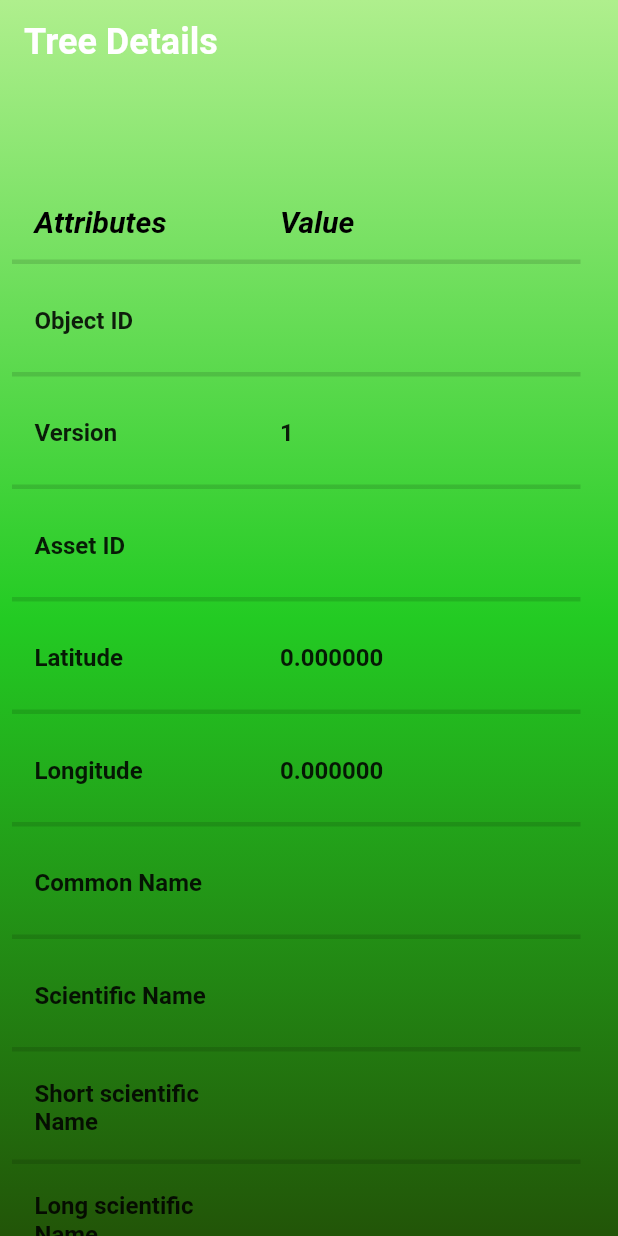
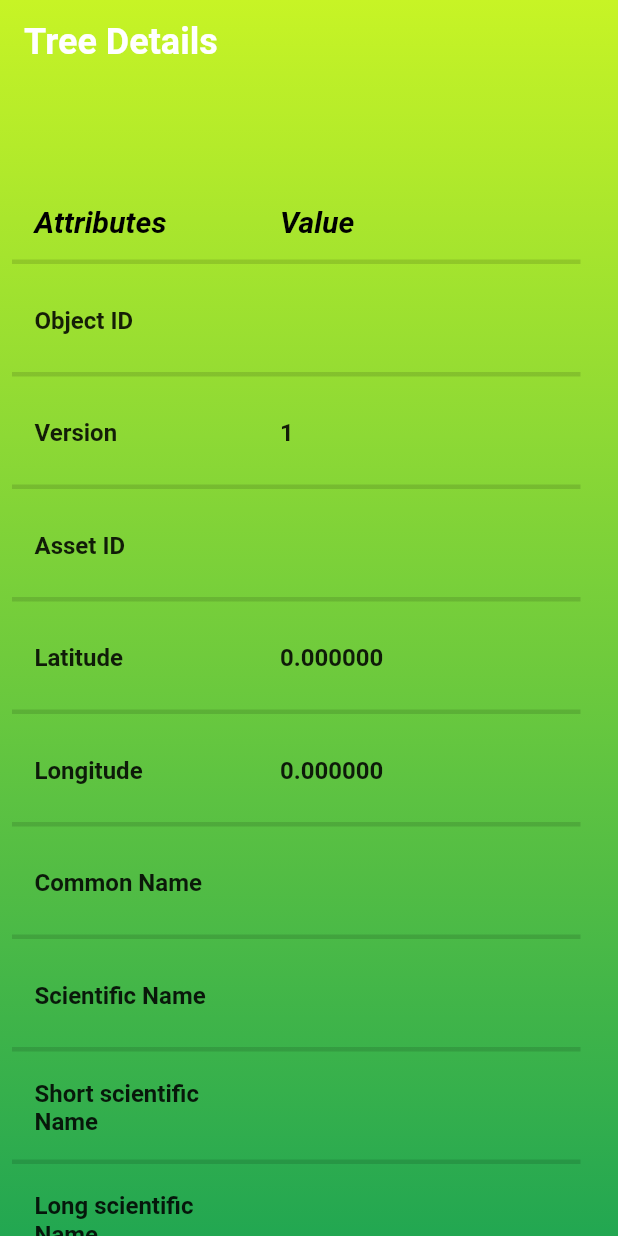
Before and after one commit to billzhao1030/Urban-Forest, a Flutter app: the TreeDetail screen opened directly with empty values, on a phone screen of 412 x 824 dp. Run offline on Flutter 3.47's test engine with Material 2 defaults, Android fonts, the phone set to English and light mode, and no system bars; our stand-ins replace animated_splash_screen, camera, cloud_firestore, firebase_auth, firebase_core, flutter_settings_screens and 8 more; accounts and stored records are empty.

Commit message:
color array final

```diff
--- a/lib/reusable_widgets/reusable_methods.dart
+++ b/lib/reusable_widgets/reusable_methods.dart
@@ -13,16 +13,16 @@ void showHint(BuildContext context, String message, {bool verify = false, double
 
 // background for most of screen
 Container backgroundDecoration(BuildContext context, Widget? child, {bool? dismiss = true}) {
+  List<Color> colorArray = [];
+  for (var i=0; i<18; i++) {
+    colorArray.add(hexStringToColor(backgroundColorArray[i]));
+  }
   return Container(
     width: MediaQuery.of(context).size.width,
     height: MediaQuery.of(context).size.height,
     decoration: BoxDecoration(
       gradient: LinearGradient(
-        colors: [
-          hexStringToColor(backgroundColorArray[0]),
-          hexStringToColor(backgroundColorArray[1]),
-          hexStringToColor(backgroundColorArray[2]),
-        ],
+        colors: colorArray,
         begin: Alignment.topCenter,
         end: Alignment.bottomCenter
       )
```
Also changed, not shown: lib/utils/reference.dart (+10 -1 lines).
